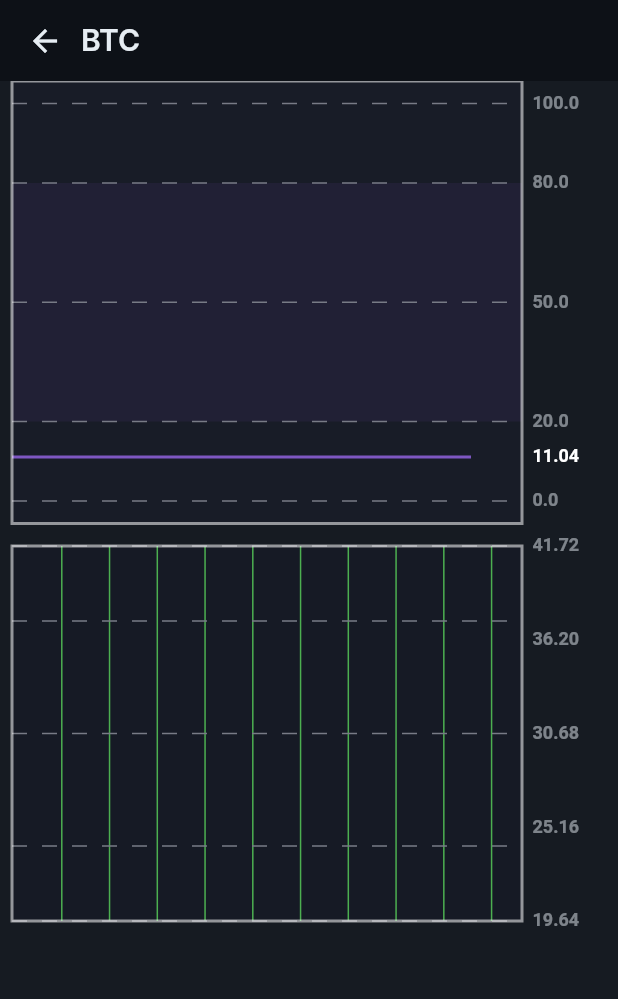
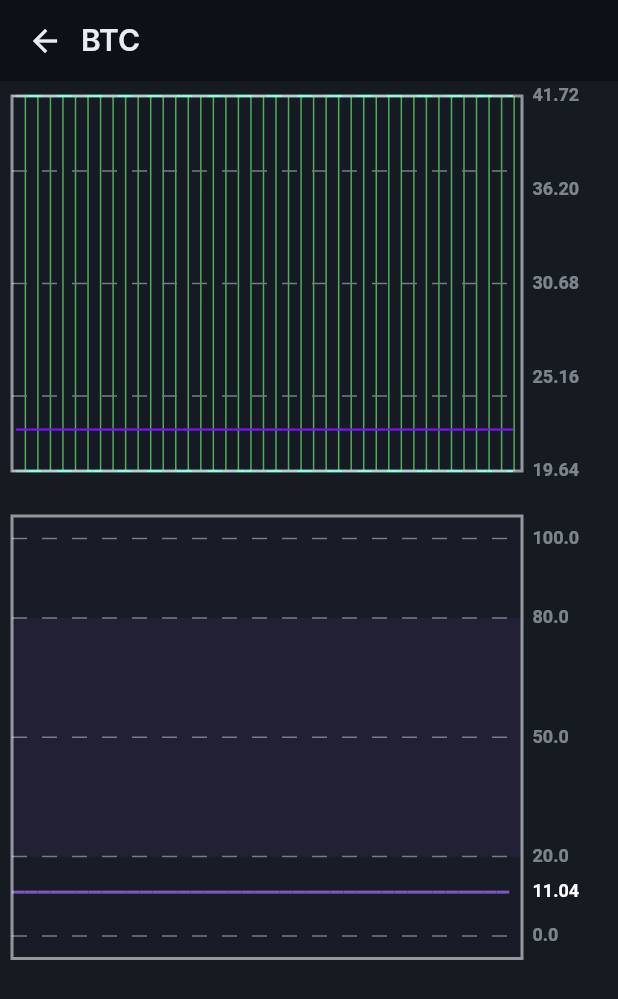
Before and after one commit to FelipeLemosBellini/crypto-visor, a Flutter app: the screen it shows after launch, after a tap on "teste", on a phone screen of 412 x 824 dp. Shown: the top 999 px of the screen. Run offline on Flutter 3.47's test engine with Material 3 defaults, Android fonts, the phone set to English and light mode, and no system bars; our stand-ins replace dartz, dio, flutter_bloc, flutter_svg, get_it, go_router; Roboto replaces fonts that are missing (Inter).

Commit message:
create bollinger_bands_model.dart

```diff
--- a/lib/core/entity/crypto_data/bollinger_bands_model.dart
+++ b/lib/core/entity/crypto_data/bollinger_bands_model.dart
@@ -1,17 +1,17 @@
 class BollingerBandsModel {
   final DateTime date;
-  final double higher;
-  final double lower;
-  final double base;
+  final double higherLine;
+  final double lowerLine;
+  final double baseLine;
 
-  BollingerBandsModel({required this.date, required this.higher, required this.lower, required this.base});
+  BollingerBandsModel({required this.date, required this.higherLine, required this.lowerLine, required this.baseLine});
 
   factory BollingerBandsModel.fromMap(Map<String, dynamic> map) {
     return BollingerBandsModel(
       date: DateTime.parse(map['date'].toString()),
-      higher: double.tryParse(map['higher'].toString()) ?? 0.0,
-      lower: double.tryParse(map['lower'].toString()) ?? 0.0,
-      base: double.tryParse(map['base'].toString()) ?? 0.0,
+      higherLine: double.tryParse(map['higher'].toString()) ?? 0.0,
+      lowerLine: double.tryParse(map['lower'].toString()) ?? 0.0,
+      baseLine: double.tryParse(map['base'].toString()) ?? 0.0,
     );
   }
 }
--- a/lib/screens/structure/home/data_asset/data_asset_bloc.dart
+++ b/lib/screens/structure/home/data_asset/data_asset_bloc.dart
@@ -1,6 +1,7 @@
 import 'dart:math';
 
 import 'package:cryptovisor/core/entity/candle_data_entity.dart';
+import 'package:cryptovisor/core/entity/crypto_data/bollinger_bands_model.dart';
 import 'package:cryptovisor/core/entity/crypto_data/relative_strength_index_model.dart';
 import 'package:cryptovisor/core/entity/response/response_data_crypto_and_bar_chart_model.dart';
 import 'package:cryptovisor/core/repositories/data_crypto/data_crypto_repository.dart';
@@ -19,12 +20,13 @@ class DataAssetBloc extends Cubit<DataAssetState> {
   void _initPage() async {
     _createCandles();
     _createRSI();
+    _createBollinger();
   }
 
   void _createCandles() {
     List<CandleDataEntity> candleData = [];
 
-    for (int i = 0; i < 10; i++) {
+    for (int i = 0; i < 40; i++) {
       DateTime timestamp = DateTime(2024, 1, 1 + i);
       double open = Random().nextDouble() * (200 - 0) + 0;
       double high = open + Random().nextDouble() * (200 - open);
@@ -42,10 +44,30 @@ class DataAssetBloc extends Cubit<DataAssetState> {
     emit(state.copyWith(candles: candleData));
   }
 
+  void _createBollinger() {
+    List<BollingerBandsModel> bollingerData = [];
+
+    for (int i = 0; i < 40; i++) {
+      DateTime timestamp = DateTime(2024, 1, 1 + i);
+      double open = Random().nextDouble() * (200 - 0) + 0;
+      double high = open + Random().nextDouble() * (200 - open);
+      double low = open - Random().nextDouble() * (open - 0);
+      double close = low + Random().nextDouble() * (high - low);
+
+      bollingerData.add(BollingerBandsModel(
+        date: timestamp,
+        higherLine: double.parse(high.toStringAsFixed(2)),
+        baseLine: double.parse(close.toStringAsFixed(2)),
+        lowerLine: double.parse(low.toStringAsFixed(2)),
+      ));
+    }
+    emit(state.copyWith(bollinger: bollingerData));
+  }
+
   void _createRSI() {
     List<RelativeStrengthIndexModel> rsiData = [];
 
-    for (int i = 0; i < 10; i++) {
+    for (int i = 0; i < 40; i++) {
       DateTime timestamp = DateTime(2024, 1, 1 + i);
       double open = Random().nextDouble() * (100 - 0) + 0;
 
--- a/lib/screens/structure/home/data_asset/data_asset_page.dart
+++ b/lib/screens/structure/home/data_asset/data_asset_page.dart
@@ -41,9 +41,25 @@ class _DataAssetPageState extends State<DataAssetPage> with TickerProviderStateM
         builder: (_, state) => Scaffold(
             backgroundColor: CryptoVisorColors.scaffoldColor,
             appBar: CryptoVisorAppBar(textTitle: widget.ticker, onTap: () => context.pop()),
-            body: Column(children: [
+            body: ListView(children: [
+              // Checkbox(value: value, onChanged: onChanged),
               Padding(
-                  padding: const EdgeInsets.only(left: 8, right: 4),
+                  padding: const EdgeInsets.only(top: 10, left: 8, right: 4),
+                  child: Visibility(
+                      visible: state.candles.isNotEmpty,
+                      child: TweenAnimationBuilder(
+                          tween: Tween<double>(begin: 0, end: 100),
+                          duration: const Duration(seconds: 10),
+                          builder: (BuildContext context, double percentage, Widget? widget) {
+                            return SizedBox(
+                                height: 250,
+                                width: MediaQuery.sizeOf(context).width,
+                                child: CustomPaint(
+                                    painter: CandleSticksChartPainter(
+                                        candles: state.candles, bollingerBandsModel: state.bollinger)));
+                          }))),
+              Padding(
+                  padding: const EdgeInsets.only(top: 30, left: 8, right: 4),
                   child: TweenAnimationBuilder(
                       tween: Tween<double>(begin: 0, end: 100),
                       duration: const Duration(seconds: 10),
@@ -57,20 +73,7 @@ class _DataAssetPageState extends State<DataAssetPage> with TickerProviderStateM
                               // animation: _animation,
                               averages: state.rsi,
                             )));
-                      })),
-              Padding(
-                  padding: const EdgeInsets.only(top: 60, left: 8, right: 4),
-                  child: Visibility(
-                      visible: state.candles.isNotEmpty,
-                      child: TweenAnimationBuilder(
-                          tween: Tween<double>(begin: 0, end: 100),
-                          duration: const Duration(seconds: 10),
-                          builder: (BuildContext context, double percentage, Widget? widget) {
-                            return SizedBox(
-                                height: 250,
-                                width: MediaQuery.sizeOf(context).width,
-                                child: CustomPaint(painter: CandleSticksChartPainter(candles: state.candles)));
-                          })))
+                      }))
             ])));
   }
 }
--- a/lib/screens/structure/home/data_asset/data_asset_state.dart
+++ b/lib/screens/structure/home/data_asset/data_asset_state.dart
@@ -1,18 +1,22 @@
 import 'package:cryptovisor/core/entity/candle_data_entity.dart';
+import 'package:cryptovisor/core/entity/crypto_data/bollinger_bands_model.dart';
 import 'package:cryptovisor/core/entity/crypto_data/exponential_moving_average_of_days.dart';
 import 'package:cryptovisor/core/entity/crypto_data/relative_strength_index_model.dart';
 
 class DataAssetState {
   List<RelativeStrengthIndexModel> rsi = [];
+  List<BollingerBandsModel> bollinger = [];
 
   List<CandleDataEntity> candles = [];
 
   DataAssetState copyWith({
     List<RelativeStrengthIndexModel>? rsi,
+    List<BollingerBandsModel>? bollinger,
     List<CandleDataEntity>? candles,
   }) {
     return DataAssetState()
       ..rsi = rsi ?? this.rsi
+      ..bollinger = bollinger ?? this.bollinger
       ..candles = candles ?? this.candles;
   }
 }
--- a/lib/screens/widgets/charts/candlestick/candlestick_chart_painter.dart
+++ b/lib/screens/widgets/charts/candlestick/candlestick_chart_painter.dart
@@ -1,4 +1,5 @@
 import 'package:cryptovisor/core/entity/candle_data_entity.dart';
+import 'package:cryptovisor/core/entity/crypto_data/bollinger_bands_model.dart';
 import 'package:cryptovisor/screens/helper/crypto_visor_colors.dart';
 import 'package:cryptovisor/screens/widgets/charts/base_chart.dart';
 import 'package:cryptovisor/screens/widgets/charts/candlestick/candle_helper.dart';
@@ -8,11 +9,12 @@ import 'package:flutter/material.dart';
 
 class CandleSticksChartPainter extends CustomPainter {
   final List<CandleDataEntity> candles;
+  final List<BollingerBandsModel> bollingerBandsModel;
 
   late CandleHelper candleHelper;
   List<double> linesDashed = [0.0, 20.0, 50.0, 80.0, 100.0];
 
-  CandleSticksChartPainter({required this.candles}) {
+  CandleSticksChartPainter({required this.candles, required this.bollingerBandsModel}) {
     candleHelper = CandleHelper(listCandle: candles);
   }
 
@@ -24,6 +26,7 @@ class CandleSticksChartPainter extends CustomPainter {
     _createBackground(canvas, sizeChart);
     _createCandles(canvas, sizeCandles);
     _createCandlesLines(canvas, sizeCandles);
+    _createBollingerLine(canvas, sizeCandles);
     _createBandDashedLine(canvas, sizeChart);
     _createLineAround(canvas, sizeChart);
     BaseChart.createWordsDynamicChart(
@@ -106,6 +109,32 @@ class CandleSticksChartPainter extends CustomPainter {
     }
   }
 
+  void _createBollingerLine(Canvas canvas, Size size) {
+    List<double> higherLine = [];
+    List<double> baseLine = [];
+    List<double> lowerLine = [];
+
+    for (var model in bollingerBandsModel) {
+      higherLine.add(model.higherLine);
+      baseLine.add(model.baseLine);
+      lowerLine.add(model.lowerLine);
+    }
+    _drawBollingerLine(canvas, size, RSIHelper.externalBollingerLine, higherLine);
+    _drawBollingerLine(canvas, size, RSIHelper.midBollingerLine, baseLine);
+    _drawBollingerLine(canvas, size, RSIHelper.externalBollingerLine, lowerLine);
+  }
+
+  void _drawBollingerLine(Canvas canvas, Size size, Paint paint, List<double> value) {
+    double distanceCandle = candleHelper.distanceCandle(sizeChart: size, lengthList: candles.length);
+    for (int position = 0; position < value.length - 1; position++) {
+      double point = candleHelper.multipleProportionTopCandles(size, value[position]);
+      double nextPoint = candleHelper.multipleProportionTopCandles(size, value[position + 1]);
+      Offset lineStart = Offset((position * size.width / value.length) + distanceCandle, size.height - point);
+      Offset lineEnd = Offset(((position + 1) * size.width / value.length) + distanceCandle, size.height - nextPoint);
+      canvas.drawLine(lineStart, lineEnd, paint);
+    }
+  }
+
   @override
   bool shouldRepaint(covariant CustomPainter oldDelegate) => true;
 }
--- a/lib/screens/widgets/charts/rsi/rsi_helper.dart
+++ b/lib/screens/widgets/charts/rsi/rsi_helper.dart
@@ -10,6 +10,15 @@ abstract class RSIHelper {
     ..strokeWidth = 1
     ..color = const Color(0xFF787B86);
 
+  static Paint externalBollingerLine = Paint()
+    ..strokeWidth = 1.5
+    ..color = const Color(0xFF00FFC6);
+
+
+  static Paint midBollingerLine = Paint()
+    ..strokeWidth = 1.5
+    ..color = const Color(0xFF830FFF);
+
   static Paint contourLine = Paint()
     ..color = Colors.white54
     ..strokeWidth = 2
```
